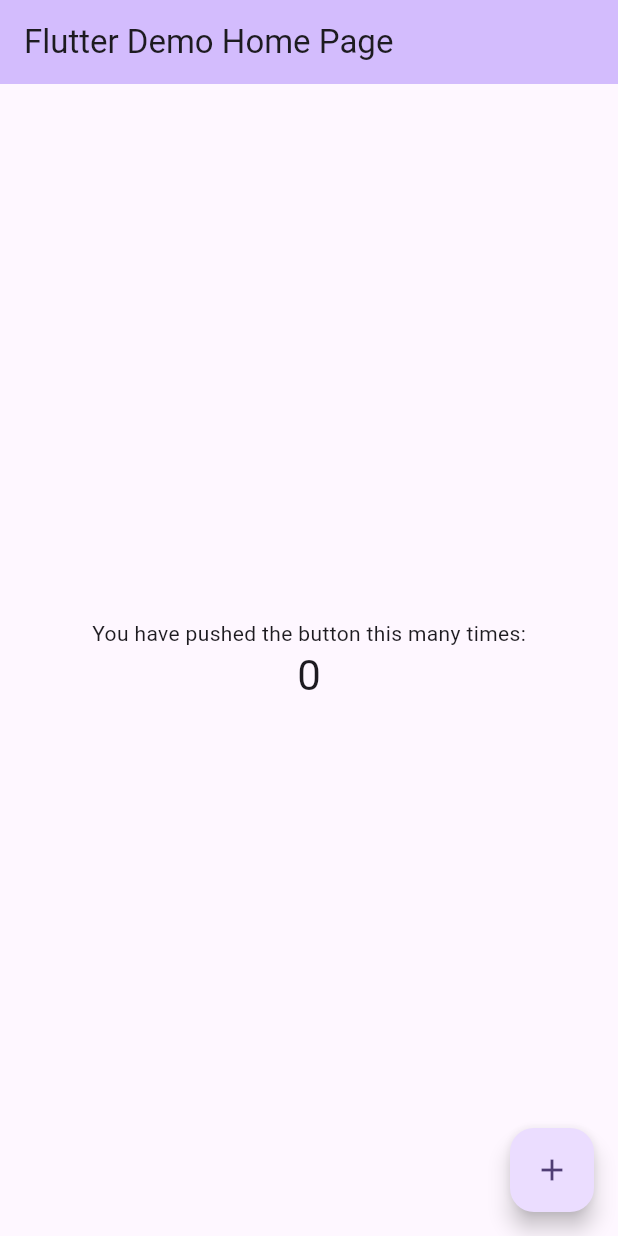
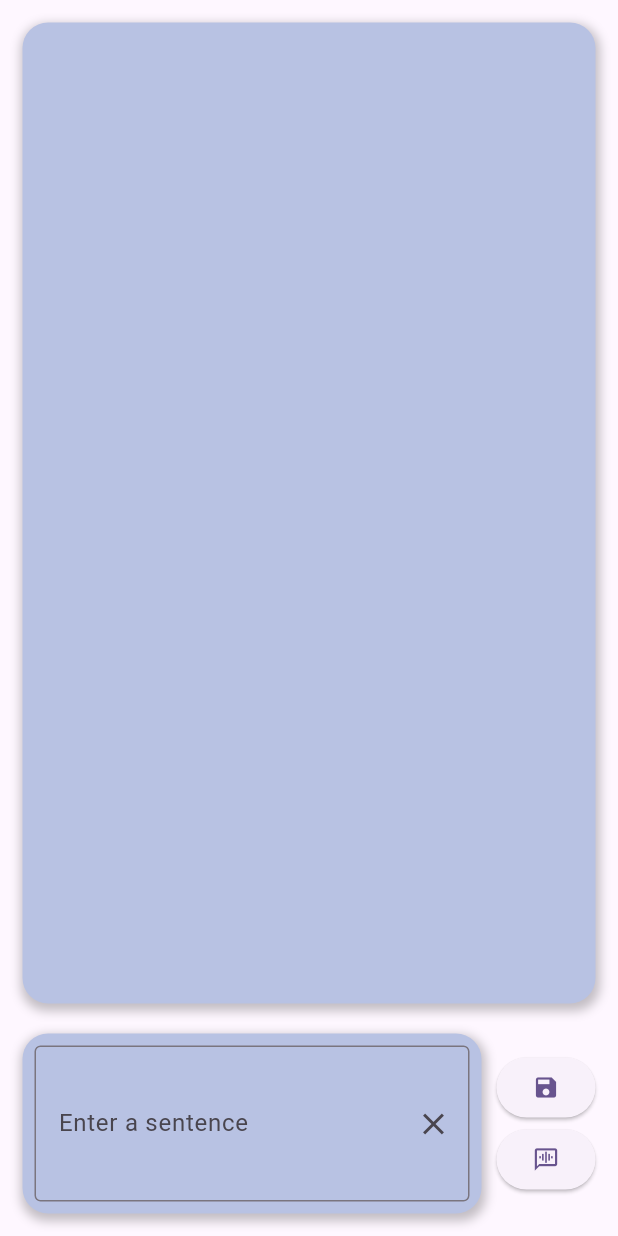
Before and after one commit to newedgar/IF37, a Flutter app: the screen it shows after launch, on a phone screen of 412 x 824 dp. Run offline on Flutter 3.47's test engine with Material 3 defaults, Android fonts, the light colour scheme and no system bars; our stand-ins replace auto_size_text, flutter_tts, shared_preferences, toastification.

Commit message:
home page finished

```diff
--- /dev/null
+++ b/lib/asset/list_view_container.dart
@@ -0,0 +1,12 @@
+import 'package:flutter/material.dart';
+
+import 'main_container.dart';
+
+Container listViewContainer({Widget? child,EdgeInsetsGeometry? padding}) {
+
+  return mainContainer(
+    margin: EdgeInsets.all(10),
+    padding: padding ?? EdgeInsets.symmetric(horizontal: 5),
+    child: child,
+  );
+}
--- /dev/null
+++ b/lib/asset/main_container.dart
@@ -0,0 +1,25 @@
+import 'package:flutter/material.dart';
+
+
+
+Container mainContainer({Widget? child, EdgeInsetsGeometry margin = const EdgeInsets.all(0),
+  EdgeInsetsGeometry padding = const EdgeInsets.all(10)}) {
+
+  return Container(
+    margin: margin,
+    padding: padding,
+    decoration: BoxDecoration(
+      color: const Color.fromARGB(255, 184, 194, 227),
+      borderRadius: BorderRadius.circular(17),
+      boxShadow: [
+        BoxShadow(
+          color: Colors.black.withAlpha(60),
+          spreadRadius: 2,
+          blurRadius: 5,
+          offset: Offset(1, 3), // changes position of shadow
+        ),
+      ],
+    ),
+    child: child,
+  );
+}
--- /dev/null
+++ b/lib/class/sentence_class.dart
@@ -0,0 +1,23 @@
+///Often used sentences class
+class Sentence {
+  Sentence({
+    required this.sentence,
+  }): id = DateTime.now().millisecondsSinceEpoch;
+
+  String sentence;
+  int id;
+
+
+  factory Sentence.fromJson(Map<String, dynamic> json) {
+    return Sentence(
+      sentence: json['Sentence'] as String,
+    )..id = json['id'] as int;
+  }
+
+  Map<String, dynamic> toJson() {
+    return {
+      'Sentence': sentence,
+      'id': id,
+    };
+  }
+}
--- a/lib/main.dart
+++ b/lib/main.dart
@@ -1,105 +1,30 @@
 import 'package:flutter/material.dart';
+import 'package:flutter/services.dart';
+import 'package:if37/manager/save_manager.dart';
+import 'package:if37/page/home_page.dart';
 
-void main() {
+void main() async{
+  WidgetsFlutterBinding.ensureInitialized();
+  await SystemChrome.setPreferredOrientations([
+    DeviceOrientation.portraitUp, // Normal Portrait
+    DeviceOrientation.portraitDown, // Reverse Portrait
+  ]);
+
+  await SaveManager().loadLocalData();
+
   runApp(const MyApp());
 }
 
 class MyApp extends StatelessWidget {
   const MyApp({super.key});
-
   // This widget is the root of your application.
   @override
   Widget build(BuildContext context) {
     return MaterialApp(
       title: 'Flutter Demo',
+
       theme: ThemeData(colorScheme: ColorScheme.fromSeed(seedColor: Colors.deepPurple)),
-      home: const MyHomePage(title: 'Flutter Demo Home Page'),
+      home: const HomePage()
     );
   }
 }
-
-class MyHomePage extends StatefulWidget {
-  const MyHomePage({super.key, required this.title});
-
-  // This widget is the home page of your application. It is stateful, meaning
-  // that it has a State object (defined below) that contains fields that affect
-  // how it looks.
-
-  // This class is the configuration for the state. It holds the values (in this
-  // case the title) provided by the parent (in this case the App widget) and
-  // used by the build method of the State. Fields in a Widget subclass are
-  // always marked "final".
-
-  final String title;
-
-  @override
-  State<MyHomePage> createState() => _MyHomePageState();
-}
-
-class _MyHomePageState extends State<MyHomePage> {
-  int _counter = 0;
-
-  void _incrementCounter() {
-    setState(() {
-      // This call to setState tells the Flutter framework that something has
-      // changed in this State, which causes it to rerun the build method below
-      // so that the display can reflect the updated values. If we changed
-      // _counter without calling setState(), then the build method would not be
-      // called again, and so nothing would appear to happen.
-      _counter++;
-    });
-  }
-
-  @override
-  Widget build(BuildContext context) {
-    // This method is rerun every time setState is called, for instance as done
-    // by the _incrementCounter method above.
-    //
-    // The Flutter framework has been optimized to make rerunning build methods
-    // fast, so that you can just rebuild anything that needs updating rather
-    // than having to individually change instances of widgets.
-    return Scaffold(
-      appBar: AppBar(
-        // TRY THIS: Try changing the color here to a specific color (to
-        // Colors.amber, perhaps?) and trigger a hot reload to see the AppBar
-        // change color while the other colors stay the same.
-        backgroundColor: Theme.of(context).colorScheme.inversePrimary,
-        // Here we take the value from the MyHomePage object that was created by
-        // the App.build method, and use it to set our appbar title.
-        title: Text(widget.title),
-      ),
-      body: Center(
-        // Center is a layout widget. It takes a single child and positions it
-        // in the middle of the parent.
-        child: Column(
-          // Column is also a layout widget. It takes a list of children and
-          // arranges them vertically. By default, it sizes itself to fit its
-          // children horizontally, and tries to be as tall as its parent.
-          //
-          // Column has various properties to control how it sizes itself and
-          // how it positions its children. Here we use mainAxisAlignment to
-          // center the children vertically; the main axis here is the vertical
-          // axis because Columns are vertical (the cross axis would be
-          // horizontal).
-          //
-          // TRY THIS: Invoke "debug painting" (choose the "Toggle Debug Paint"
-          // action in the IDE, or press "p" in the console), to see the
-          // wireframe for each widget.
-          mainAxisAlignment: MainAxisAlignment.center,
-          children: <Widget>[
-            const Text('You have pushed the button this many times:'),
-            Text(
-              '$_counter',
-              style: Theme.of(context).textTheme.headlineMedium,
-            ),
-          ],
-        ),
-      ),
-      floatingActionButton: FloatingActionButton(
-        onPressed: _incrementCounter,
-        tooltip: 'Increment',
-        child: const Icon(Icons.add),
-      ), // This trailing comma makes auto-formatting nicer for build methods.
-    );
-  }
-}
--- /dev/null
+++ b/lib/manager/save_manager.dart
@@ -0,0 +1,67 @@
+import 'dart:convert';
+
+import 'package:if37/class/sentence_class.dart';
+import 'package:shared_preferences/shared_preferences.dart';
+
+class SaveManager {
+  //make the SaveManager class a singleton , only crete one time
+  static final SaveManager _instance = SaveManager._internal();
+  // Step 2: Private constructor
+  SaveManager._internal();
+  // Step 3: Factory constructor
+  factory SaveManager() {
+    return _instance;
+  }
+
+  List<Sentence> sentenceList = [];
+
+
+  //setters and getters
+
+  ///Add a sentence to the list of often used sentences
+  void addSentenceToSavedList(Sentence sentence) {
+    sentenceList.add(sentence);
+    saveSentenceList();
+  }
+
+  void removeSentenceFromSavedList(Sentence sentence) {
+    sentenceList.remove(sentence);
+    saveSentenceList();
+  }
+
+  List<Sentence> getSentenceList() => sentenceList;
+
+
+
+  //save method
+
+  ///Save all sentences to shared preferences
+  saveSentenceList() async {
+    SharedPreferences prefs = await SharedPreferences.getInstance();
+    List<String> encodedList = sentenceList.map((sentence) => jsonEncode(sentence.toJson())).toList();
+    await prefs.setStringList('savedSentences', encodedList);
+  }
+
+  //load method
+  ///Load all the thing saved in the shared preferences
+  ///This method is called when the app starts
+  ///Call all methods that need to load something
+  loadLocalData() async{
+    await loadSentenceList();
+
+  }
+
+
+  ///Load all saved sentences from shared preferences
+  loadSentenceList() async {
+    SharedPreferences prefs = await SharedPreferences.getInstance();
+    List<String>? encodedList = prefs.getStringList('savedSentences');
+    if (encodedList != null) {
+      sentenceList = encodedList.map((sentence) => Sentence.fromJson(jsonDecode(sentence))).toList();
+    } else {
+      sentenceList = [];
+    }
+  }
+
+
+}
--- /dev/null
+++ b/lib/page/home_page.dart
@@ -0,0 +1,142 @@
+import 'package:auto_size_text/auto_size_text.dart';
+import 'package:flutter/material.dart';
+import 'package:if37/asset/list_item_container.dart';
+import 'package:if37/asset/list_view_container.dart';
+import 'package:if37/asset/main_container.dart';
+import 'package:if37/class/sentence_class.dart';
+import 'package:if37/manager/save_manager.dart';
+import 'package:if37/script/synthese_vocale.dart';
+
+class HomePage extends StatefulWidget {
+  const HomePage({super.key});
+
+  @override
+  State<HomePage> createState() => _HomePageState();
+}
+
+class _HomePageState extends State<HomePage> {
+
+  TextEditingController sentenceInputController = TextEditingController();
+  List<Sentence> sentencesList = SaveManager().getSentenceList();
+
+
+  @override
+  Widget build(BuildContext context) {
+    sentencesList = SaveManager().getSentenceList();
+
+    return Scaffold(
+      appBar: AppBar(
+        toolbarHeight: 0,
+      ),
+      body: Padding(padding: EdgeInsets.all(5),child: Column(children: [
+        Expanded(child: sentencesListView()),
+
+        Padding(padding: EdgeInsets.all(10),child:
+          Row(children: [
+            Expanded(child: sentenceInputFormField()),
+            SizedBox(width: 10,),
+            Column(children: [
+              buttonSaveSentence(),
+              buttonReadSentence(),
+            ],)
+
+          ],)
+        ),
+      ]))
+    );
+  }
+
+
+  Widget sentencesListView() {
+
+    return listViewContainer(
+      padding: const EdgeInsets.all(15),
+      child: ListView.separated(
+        itemCount: sentencesList.length,
+        itemBuilder: (context, index) {
+          return sentenceListItem(sentencesList[index]);
+        },
+        separatorBuilder: (context, index) => Divider(),
+      )
+    );
+  }
+
+  Widget sentenceListItem(Sentence sentence) {
+    return listItemContainer(child:
+      Row(children: [
+        Expanded(child:
+          AutoSizeText(sentence.sentence,maxLines: 3,)
+        ),
+        //read sentense button
+        IconButton(
+          icon: Icon(Icons.voice_chat),
+          onPressed: () {
+            setState(() {
+              SyntheseVocale().speak(sentence.sentence);
+            });
+          },
+        ),
+        SizedBox(width: 10,),
+        //Delet sentence button
+        IconButton(
+          icon: Icon(Icons.delete),
+          onPressed: () {
+            setState(() {
+              SaveManager().removeSentenceFromSavedList(sentence);
+            });
+          },
+        )
+      ])
+    );
+  }
+
+
+  Widget sentenceInputFormField() {
+    return mainContainer(
+      padding: const EdgeInsets.all(8.0),
+      child: TextFormField(
+        controller: sentenceInputController,
+        decoration: InputDecoration(
+          labelText: 'Enter a sentence',
+          border: OutlineInputBorder(),
+          suffixIcon: IconButton(
+            icon: Icon(Icons.clear),
+            onPressed: () {
+              sentenceInputController.clear();
+            },
+          ),
+        ),
+        maxLines: 3,
+        minLines: 3,
+      ),
+    );
+  }
+
+
+
+  ///Save the current sentence in the list of often sentences
+  Widget buttonSaveSentence() {
+    return ElevatedButton(
+      onPressed: () {
+        if (sentenceInputController.text.isEmpty) return;
+
+        SaveManager().addSentenceToSavedList(Sentence(sentence: sentenceInputController.text));
+        sentenceInputController.clear();
+        setState(() {});
+      },
+      child: Icon(Icons.save),
+    );
+  }
+
+  ///Read the sentence with the synthese vocal
+  Widget buttonReadSentence() {
+    return ElevatedButton(
+      onPressed: () {
+        SyntheseVocale().speak(sentenceInputController.text);
+      },
+      child: Icon(Icons.voice_chat),
+    );
+  }
+
+
+}
--- a/pubspec.yaml
+++ b/pubspec.yaml
@@ -34,6 +34,10 @@ dependencies:
   # The following adds the Cupertino Icons font to your application.
   # Use with the CupertinoIcons class for iOS style icons.
   cupertino_icons: ^1.0.8
+  shared_preferences: ^2.5.3
+  flutter_tts: ^4.2.2
+  toastification: ^3.0.2
+  auto_size_text: ^3.0.0
 
 dev_dependencies:
   flutter_test:
```
Also changed, not shown: lib/asset/list_item_container.dart (added, +23 -0 lines), lib/manager/notif_manager.dart (added, +39 -0 lines), lib/script/synthese_vocale.dart (added, +32 -0 lines), pubspec.lock, 11 other files.
